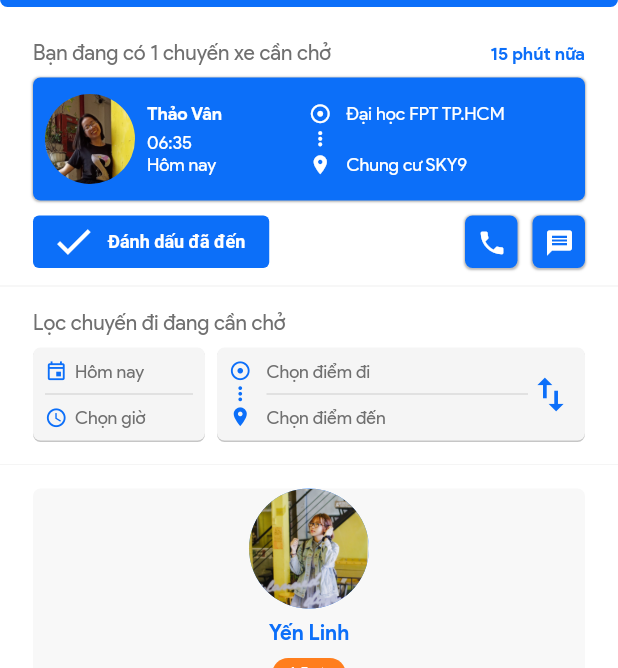
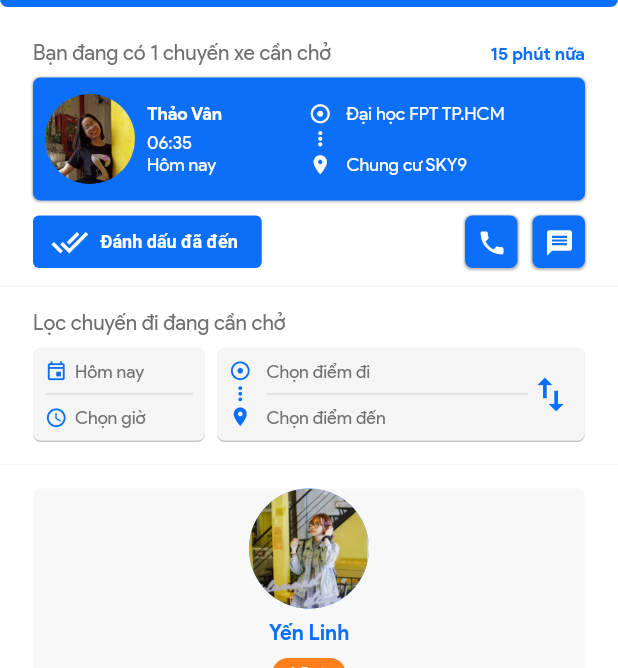
Before and after one commit to TamNguyen8021/Biike-user, a Flutter app: the screen it shows after launch, after a tap on "Đi ké mode", on a phone screen of 412 x 824 dp, the part 77-745 px from its top. Run offline on Flutter 3.47's test engine with Material 2 defaults, Android fonts, the light colour scheme and no system bars; our stand-ins replace flutter_svg.

Commit message:
Fix icon in 'finish_trip_button.dart' and ads image in 'customer_home_full.dart'
Signed-off-by: Tam Nguyen <tamntt8021@gmail.com>

```diff
--- a/lib/widgets/buttons/finish_trip_button.dart
+++ b/lib/widgets/buttons/finish_trip_button.dart
@@ -11,7 +11,7 @@ class FinishTripButton extends StatelessWidget {
       height: 35,
       child: ElevatedButton.icon(
           onPressed: () => {},
-          icon: Icon(Icons.check, size: 30),
+          icon: Icon(Icons.done_all, size: 25),
           label: Text(
             CustomStrings.kFinishTrip,
             style: TextStyle(fontWeight: FontWeight.bold),
--- a/lib/widgets/pages/customer_home_full.dart
+++ b/lib/widgets/pages/customer_home_full.dart
@@ -6,7 +6,6 @@ import 'package:bikes_user/widgets/buttons/finish_trip_button.dart';
 import 'package:bikes_user/widgets/lists/list_upcoming_trips.dart';
 import 'package:bikes_user/widgets/cards/upcoming_trip_card.dart';
 import 'package:flutter/material.dart';
-import 'package:flutter_svg/flutter_svg.dart';
 
 /// The ke_er_home page widget
 class CustomerHomeFull extends StatelessWidget {
@@ -61,13 +60,16 @@ class CustomerHomeFull extends StatelessWidget {
                     children: <Widget>[FinishTripButton(), ContactButtons()],
                   ),
                 ),
-                Padding(
-                  padding: const EdgeInsets.only(bottom: 35.0),
-                  child: SvgPicture.asset(
-                    'assets/images/blank.svg',
-                    fit: BoxFit.fill,
-                    width: double.infinity,
-                    height: 135.0,
+                Container(
+                  margin: const EdgeInsets.only(bottom: 35.0),
+                  width: double.infinity,
+                  height: 135.0,
+                  child: ClipRRect(
+                    borderRadius: BorderRadius.circular(5.0),
+                    child: Image.asset(
+                      'assets/images/ads-heiniken.jpg',
+                      fit: BoxFit.fill,
+                    ),
                   ),
                 ),
                 Padding(
```
Also changed, not shown: assets/images/ads-heiniken.jpg (added).
